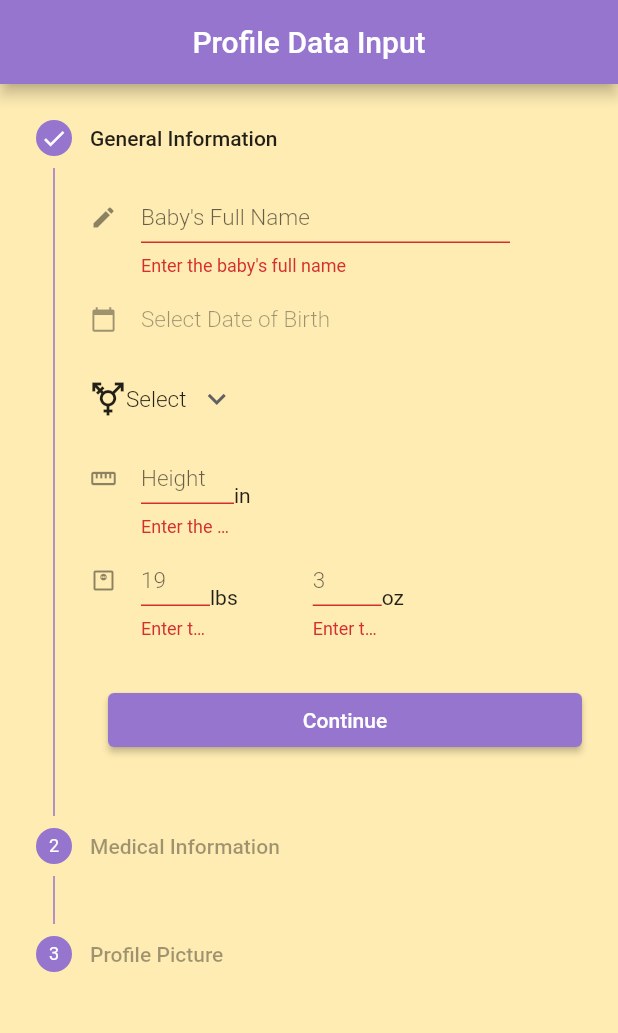
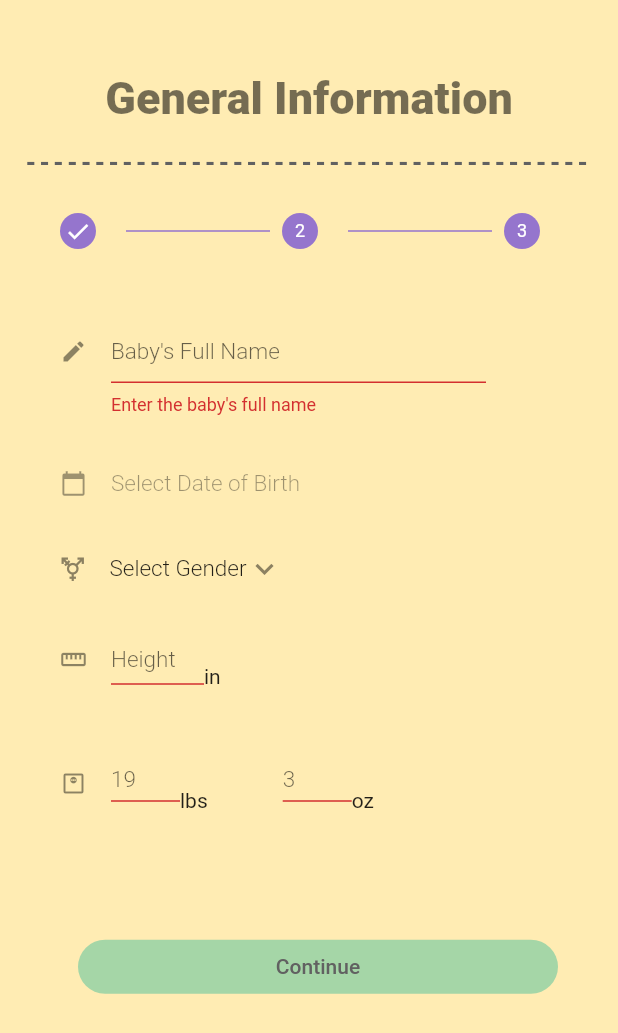
Before and after one commit to acm-projects/BabyQuest, a Flutter app: the screen it shows once a user with an empty profile is signed in, after a tap on "Continue", on a phone screen of 412 x 824 dp. Shown: the top 1033 px of the screen. Run offline on Flutter 3.47's test engine with Material 2 defaults, Android fonts, the phone set to English and light mode, and no system bars; our stand-ins replace cloud_firestore, convex_bottom_bar, firebase_auth, firebase_core, firebase_storage, flutter_spinkit and 5 more; missing offline and left inert: flutter_libphonenumber; accounts and stored records are empty; network calls fail.

Commit message:
cleaned look of profile form

```diff
--- a/client/lib/main.dart
+++ b/client/lib/main.dart
@@ -45,11 +45,13 @@ class _MyAppState extends State<MyApp> {
             headline2: TextStyle(fontWeight: FontWeight.w600, fontSize: 20),
             subtitle1: TextStyle(fontWeight: FontWeight.w300, fontSize: 15),
           ),
+          canvasColor: Colors.green.shade200,
           scaffoldBackgroundColor: Colors.amber.shade100,
           colorScheme: ColorScheme.fromSwatch(
             primarySwatch: createMaterialColor(Colors.deepPurple.shade300),
           ).copyWith(
             onPrimary: Colors.white,
+            background: Colors.amber.shade100,
             onBackground: Colors.grey.shade700,
             onSurface: Colors.grey.shade700,
             secondary: Colors.green.shade200,
@@ -82,7 +84,19 @@ class _MyAppState extends State<MyApp> {
               ),
             ),
           ),
-          inputDecorationTheme: const InputDecorationTheme(isDense: true),
+          elevatedButtonTheme: ElevatedButtonThemeData(
+            style: ElevatedButton.styleFrom(
+                shape: RoundedRectangleBorder(
+                  borderRadius: BorderRadius.circular(20),
+                ),
+                elevation: 0,
+                primary: Colors.green.shade200,
+                onPrimary: Colors.grey.shade700),
+          ),
+          inputDecorationTheme: const InputDecorationTheme(
+            isDense: true,
+            contentPadding: EdgeInsets.symmetric(vertical: 4),
+          ),
         ),
         debugShowCheckedModeBanner: false,
         home: isLoaded
--- a/client/lib/pages/main/create_profile_page.dart
+++ b/client/lib/pages/main/create_profile_page.dart
@@ -1,3 +1,4 @@
+import 'package:client/widgets/dotted_divider.dart';
 import 'package:flutter/cupertino.dart';
 import 'package:flutter/material.dart';
 import 'package:flutter/widgets.dart';
@@ -22,6 +23,11 @@ class _CreateProfilePageState extends State<CreateProfilePage> {
   ];
 
   int _currentStep = 0;
+  final _titles = [
+    'General Information',
+    'Medical Information',
+    'Profile Picture'
+  ];
 
   //text editing controllers
   final name = TextEditingController();
@@ -40,16 +46,25 @@ class _CreateProfilePageState extends State<CreateProfilePage> {
   @override
   Widget build(BuildContext context) {
     return Scaffold(
-      appBar: AppBar(
-        automaticallyImplyLeading: false,
-        title: const Text('Profile Data Input'),
-        centerTitle: true,
+      body: Padding(
+        padding: const EdgeInsets.symmetric(horizontal: 16),
+        child: Column(
+          children: [
+            Padding(
+              padding: const EdgeInsets.only(top: 48, bottom: 16),
+              child: Text(
+                _titles[_currentStep],
+                style: Theme.of(context).textTheme.headline1,
               ),
-      body: Column(
-        children: [
+            ),
+            const DottedDivider(),
             Expanded(
+              child: Theme(
+                data:
+                    Theme.of(context).copyWith(canvasColor: Colors.transparent),
                 child: Stepper(
-              type: StepperType.vertical,
+                  elevation: 0,
+                  type: StepperType.horizontal,
                   physics: const ScrollPhysics(),
                   currentStep: _currentStep,
                   onStepTapped: (step) => tapped(step),
@@ -57,7 +72,7 @@ class _CreateProfilePageState extends State<CreateProfilePage> {
                   onStepCancel: cancel,
                   controlsBuilder: (context, {onStepContinue, onStepCancel}) {
                     return Container(
-                  margin: const EdgeInsets.only(top: 30),
+                      margin: const EdgeInsets.only(top: 64),
                       child: Row(
                         children: [
                           if (_currentStep != 0)
@@ -70,8 +85,8 @@ class _CreateProfilePageState extends State<CreateProfilePage> {
                           const SizedBox(width: 12),
                           Expanded(
                             child: ElevatedButton(
-                          child:
-                              Text(_currentStep == 2 ? 'Submit' : 'Continue'),
+                              child: Text(
+                                  _currentStep == 2 ? 'Submit' : 'Continue'),
                               onPressed: onStepContinue,
                             ),
                           ),
@@ -81,7 +96,10 @@ class _CreateProfilePageState extends State<CreateProfilePage> {
                   },
                   steps: [
                     Step(
-                  title: const Text('General Information'),
+                      title: Text(
+                        '',
+                        style: Theme.of(context).textTheme.headline2,
+                      ),
                       content: Form(
                         key: _formKeys[0],
                         child: Column(
@@ -89,13 +107,16 @@ class _CreateProfilePageState extends State<CreateProfilePage> {
                           crossAxisAlignment: CrossAxisAlignment.start,
                           children: [
                             EditProfileWidgets.name(name),
-                        const SizedBox(height: 12),
+                            const SizedBox(height: 32),
                             EditProfileWidgets.birthDate(context, birthDate),
-                        const SizedBox(height: 12),
-                        EditProfileWidgets.gender(gender),
-                        const SizedBox(height: 12),
+                            const SizedBox(height: 32),
+                            Theme(
+                                data: Theme.of(context).copyWith(
+                                    canvasColor: Colors.amber.shade100),
+                                child: EditProfileWidgets.gender(gender)),
+                            const SizedBox(height: 32),
                             EditProfileWidgets.height(heightIn),
-                        const SizedBox(height: 12),
+                            const SizedBox(height: 32),
                             EditProfileWidgets.weight(weightLb, weightOz),
                           ],
                         ),
@@ -106,14 +127,23 @@ class _CreateProfilePageState extends State<CreateProfilePage> {
                           : StepState.disabled,
                     ),
                     Step(
-                  title: const Text('Medical Information'),
+                      title: Text(
+                        '',
+                        style: Theme.of(context).textTheme.headline2,
+                      ),
                       content: Form(
                         key: _formKeys[1],
                         child: Column(
                           children: [
-                        EditProfileWidgets.allergies(
+                            Theme(
+                              data: Theme.of(context)
+                                  .copyWith(canvasColor: Colors.amber.shade100),
+                              child: EditProfileWidgets.allergies(
                                   allergyNames, allergySeverities),
+                            ),
+                            const SizedBox(height: 32),
                             EditProfileWidgets.pediatrician(pedName),
+                            const SizedBox(height: 32),
                             EditProfileWidgets.pediatricianPhone(pedPhone),
                           ],
                         ),
@@ -124,7 +154,10 @@ class _CreateProfilePageState extends State<CreateProfilePage> {
                           : StepState.disabled,
                     ),
                     Step(
-                  title: const Text('Profile Picture'),
+                      title: Text(
+                        '',
+                        style: Theme.of(context).textTheme.headline2,
+                      ),
                       content: Form(
                         key: _formKeys[2],
                         child: EditProfileWidgets.profilePicture(image),
@@ -137,7 +170,9 @@ class _CreateProfilePageState extends State<CreateProfilePage> {
                   ],
                 ),
               ),
+            ),
           ],
+        ),
       ),
     );
   }
--- a/client/lib/pages/main/profile_page.dart
+++ b/client/lib/pages/main/profile_page.dart
@@ -19,7 +19,7 @@ class _ProfilePageState extends State<ProfilePage> {
   final GlobalKey<FormState> _formKey = GlobalKey<FormState>();
 
   BabyProfile currentBby = BabyProfile.currentProfile;
-  bool editMode = true;
+  bool editMode = false;
 
   @override
   Widget build(BuildContext context) {
--- a/client/lib/pages/wrapper.dart
+++ b/client/lib/pages/wrapper.dart
@@ -15,7 +15,7 @@ class Wrapper extends StatefulWidget {
 }
 
 class _WrapperState extends State<Wrapper> {
-  bool userLoaded = false;
+  bool userLoaded = true;
 
   @override
   Widget build(BuildContext context) {
--- a/client/lib/widgets/edit_profile_widgets.dart
+++ b/client/lib/widgets/edit_profile_widgets.dart
@@ -19,7 +19,7 @@ class EditProfileWidgets {
         },
         decoration: const InputDecoration(
           icon: Icon(Icons.edit),
-          hintText: 'Baby\'s Full Name',
+          labelText: 'Baby\'s Full Name',
         ),
       ),
     );
@@ -87,7 +87,7 @@ class EditProfileWidgets {
   }
 
   static Widget gender(TextEditingController genderController) {
-    var items = ['Select', 'Male', 'Female', 'Other'];
+    var items = ['Select Gender', 'Male', 'Female', 'Other'];
 
     if (genderController.text.isEmpty) {
       genderController.text = '-1';
@@ -97,13 +97,27 @@ class EditProfileWidgets {
       builder: (context, setState) {
         return Row(
           children: [
-            Icon(BabyProfile.getGenderIcon(int.parse(genderController.text))),
+            Icon(
+              BabyProfile.getGenderIcon(
+                int.parse(genderController.text),
+              ),
+              color: const Color(0xFF8C8161),
+              size: 17,
+            ),
+            const SizedBox(
+              width: 16,
+            ),
             DropdownButton(
+              hint: const Text('Select Gender'),
+              isDense: true,
               underline: Container(),
               style: Theme.of(context).textTheme.subtitle1,
               autofocus: true,
+              icon: const Icon(
+                Icons.keyboard_arrow_down,
+                color: Color(0xFF8C8161),
+              ),
               value: items[int.parse(genderController.text) + 1],
-              icon: const Icon(Icons.keyboard_arrow_down),
               items: items.map((String items) {
                 return DropdownMenuItem(value: items, child: Text(items));
               }).toList(),
@@ -128,12 +142,14 @@ class EditProfileWidgets {
             keyboardType: TextInputType.number,
             controller: heightController,
             validator: (value) {
-              return (value == null || value.isEmpty)
-                  ? 'Enter the height (in)'
-                  : null;
+              return (value == null || value.isEmpty) ? '' : null;
             },
             decoration: const InputDecoration(
-                icon: Icon(Icons.straighten), hintText: 'Height'),
+              icon: Icon(Icons.straighten),
+              labelText: 'Height',
+              isDense: true,
+              contentPadding: EdgeInsets.zero,
+            ),
           ),
         ),
         const Text('in'),
@@ -153,12 +169,13 @@ class EditProfileWidgets {
             keyboardType: TextInputType.number,
             controller: weightLbController,
             validator: (value) {
-              return (value == null || value.isEmpty)
-                  ? 'Enter the weight (lbs)'
-                  : null;
+              return (value == null || value.isEmpty) ? '' : null;
             },
             decoration: const InputDecoration(
-                icon: Icon(Icons.monitor_weight_outlined), hintText: '19'),
+              icon: Icon(Icons.monitor_weight_outlined),
+              hintText: '19',
+              contentPadding: EdgeInsets.only(bottom: 6),
+            ),
           ),
         ),
         const Padding(
@@ -171,16 +188,16 @@ class EditProfileWidgets {
             keyboardType: TextInputType.number,
             controller: weightOzController,
             validator: (value) {
-              return (value == null || value.isEmpty)
-                  ? 'Enter the weight (oz)'
-                  : null;
+              return (value == null || value.isEmpty) ? '' : null;
             },
             decoration: const InputDecoration(
               icon: Icon(
                 Icons.monitor_weight_outlined,
                 color: Colors.transparent,
               ),
-                hintText: '3'),
+              hintText: '3',
+              contentPadding: EdgeInsets.only(bottom: 6),
+            ),
           ),
         ),
         const Text('oz'),
@@ -198,7 +215,10 @@ class EditProfileWidgets {
           width: 200,
           child: TextFormField(
             initialValue: allergyNames[index],
-            decoration: const InputDecoration(labelText: 'Allergies'),
+            decoration: const InputDecoration(
+                labelText: 'Allergy',
+                isDense: true,
+                contentPadding: EdgeInsets.zero),
             onChanged: (newValue) {
               allergyNames[index] = newValue.toString();
             },
@@ -206,6 +226,7 @@ class EditProfileWidgets {
         ),
         const SizedBox(width: 16),
         DropdownButton(
+          underline: Container(),
           value: items[allergySeverities[index] + 1],
           icon: const Icon(Icons.keyboard_arrow_down),
           items: items.map((String items) {
@@ -258,7 +279,7 @@ class EditProfileWidgets {
         },
         decoration: const InputDecoration(
             icon: Icon(Icons.medical_services_outlined),
-            hintText: 'Name of Pediatrician'),
+            labelText: 'Name of Pediatrician'),
       ),
     );
   }
@@ -277,7 +298,7 @@ class EditProfileWidgets {
         },
         decoration: const InputDecoration(
           icon: Icon(Icons.contacts_outlined),
-          hintText: 'Pediatrician\'s Phone Number',
+          labelText: 'Pediatrician\'s Phone Number',
         ),
         inputFormatters: [
           LibPhonenumberTextFormatter(
@@ -314,14 +335,20 @@ class EditProfileWidgets {
             ..._getLocalImage(imageController),
             ElevatedButton(
               onPressed: () => _pickImage(imageController, setState),
-              child: const Text(
+              child: Padding(
+                padding: const EdgeInsets.all(8.0),
+                child: Text(
                   'Select profile picture',
-                style:
-                    TextStyle(color: Colors.black, fontWeight: FontWeight.bold),
+                  style: Theme.of(context).textTheme.headline2,
+                ),
               ),
               style: ElevatedButton.styleFrom(
-                primary: Colors.lightBlueAccent,
+                  shape: RoundedRectangleBorder(
+                    borderRadius: BorderRadius.circular(10),
                   ),
+                  elevation: 0,
+                  primary: Theme.of(context).colorScheme.primary,
+                  onPrimary: Theme.of(context).colorScheme.onPrimary),
             ),
           ],
         );
```
Lines whose indentation alone changed are shown as unchanged.
